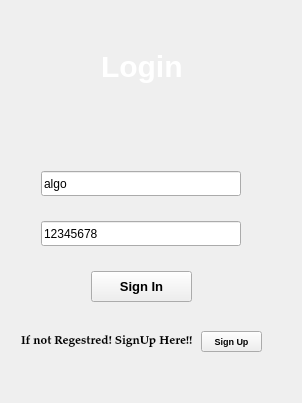
Before: the Qt Designer form Resources/UI/login1.ui in ArhamshareKrushil/ScanRisk, drawn with Qt 5.
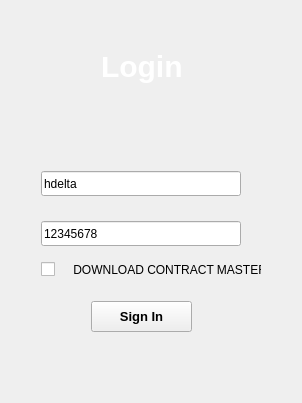
After: the same form once the commit is applied.

Diff of the .ui file:
```diff
--- a/Resources/UI/login1.ui
+++ b/Resources/UI/login1.ui
@@ -75,7 +75,7 @@
       <property name="geometry">
        <rect>
         <x>80</x>
-        <y>260</y>
+        <y>290</y>
         <width>101</width>
         <height>31</height>
        </rect>
@@ -114,7 +114,7 @@
        <string notr="true"/>
       </property>
       <property name="text">
-       <string>algo</string>
+       <string>hdelta</string>
       </property>
       <property name="placeholderText">
        <string>UserName</string>
@@ -151,48 +151,20 @@
        <enum>Qt::LogicalMoveStyle</enum>
       </property>
      </widget>
-     <widget class="QLabel" name="label_3">
+     <widget class="QCheckBox" name="cbCmaster">
       <property name="geometry">
        <rect>
-        <x>10</x>
-        <y>320</y>
-        <width>171</width>
-        <height>20</height>
+        <x>30</x>
+        <y>250</y>
+        <width>221</width>
+        <height>17</height>
        </rect>
-      </property>
-      <property name="font">
-       <font>
-        <family>Palatino Linotype</family>
-        <weight>75</weight>
-        <bold>true</bold>
-       </font>
-      </property>
-      <property name="text">
-       <string>If not Regestred! SignUp Here!!!</string>
-      </property>
-     </widget>
-     <widget class="QPushButton" name="pblogSignUp">
-      <property name="geometry">
-       <rect>
-        <x>190</x>
-        <y>320</y>
-        <width>61</width>
-        <height>21</height>
-       </rect>
-      </property>
-      <property name="font">
-       <font>
-        <family>Nirmala UI</family>
-        <pointsize>7</pointsize>
-        <weight>75</weight>
-        <bold>true</bold>
-       </font>
       </property>
       <property name="styleSheet">
-       <string notr="true"/>
+       <string notr="true">\</string>
       </property>
       <property name="text">
-       <string>Sign Up</string>
+       <string>    DOWNLOAD CONTRACT MASTER.</string>
       </property>
      </widget>
     </widget>
```
